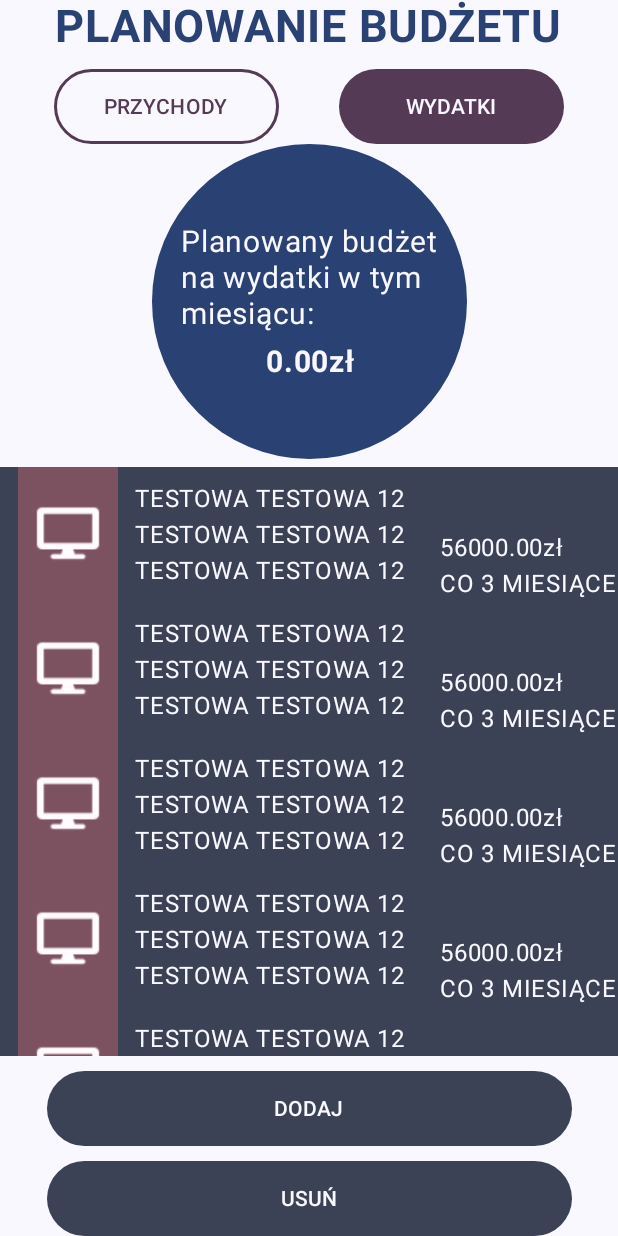
After one commit to xMrbar/AplikacjaAndroid, an Android app built with Jetpack Compose: the RevenuesPlanActivity screen opened directly, with no data from a screen before it, on a phone screen of 412 x 824 dp. The commit adds this screen. Run offline under Robolectric (Android 15) with nearby library versions, the phone set to English and light mode, and no system bars; libraries missing offline, so code that uses them is left out: com.google.android.gms.

Commit message:
Added RevenuesPlanActivity Added images .png

```diff
--- a/app/build.gradle.kts
+++ b/app/build.gradle.kts
@@ -66,6 +66,9 @@ dependencies {
     implementation(platform("androidx.compose:compose-bom:2023.03.00"))
     implementation(platform("androidx.compose:compose-bom:2023.03.00"))
     implementation(platform("androidx.compose:compose-bom:2023.03.00"))
+    implementation(platform("androidx.compose:compose-bom:2023.03.00"))
+    implementation("com.google.android.gms:play-services-wallet:19.2.1")
+    implementation(platform("androidx.compose:compose-bom:2023.03.00"))
     testImplementation("junit:junit:4.13.2")
     androidTestImplementation("androidx.test.ext:junit:1.1.5")
     androidTestImplementation("androidx.test.espresso:espresso-core:3.5.1")
@@ -76,6 +79,8 @@ dependencies {
     androidTestImplementation(platform("androidx.compose:compose-bom:2023.03.00"))
     androidTestImplementation(platform("androidx.compose:compose-bom:2023.03.00"))
     androidTestImplementation(platform("androidx.compose:compose-bom:2023.03.00"))
+    androidTestImplementation(platform("androidx.compose:compose-bom:2023.03.00"))
+    androidTestImplementation(platform("androidx.compose:compose-bom:2023.03.00"))
     debugImplementation("androidx.compose.ui:ui-tooling")
     debugImplementation("androidx.compose.ui:ui-test-manifest")
 }
--- a/app/src/main/java/com/example/aplikacjaandroid/MainMenuActivity.kt
+++ b/app/src/main/java/com/example/aplikacjaandroid/MainMenuActivity.kt
@@ -79,7 +79,7 @@ fun MainMenu(modifier : Modifier = Modifier, context: Context) {
                 .width(350.dp)
                 .height(50.dp),
             onClick = {
-                val intentButtonPBA = Intent(context, PlanowanieBudzetuActivity::class.java)
+                val intentButtonPBA = Intent(context, RevenuesPlanActivity::class.java)
                 context.startActivity(intentButtonPBA)
         }) {
             Text(stringResource(R.string.button2Text))
--- /dev/null
+++ b/app/src/main/java/com/example/aplikacjaandroid/RevenuesPlanActivity.kt
@@ -0,0 +1,264 @@
+package com.example.aplikacjaandroid
+
+import android.app.Activity
+import android.app.LauncherActivity
+import android.content.Context
+import android.content.Intent
+import android.os.Bundle
+import androidx.activity.ComponentActivity
+import androidx.activity.compose.setContent
+import androidx.compose.foundation.Image
+import androidx.compose.foundation.background
+import androidx.compose.foundation.border
+import androidx.compose.foundation.layout.Box
+import androidx.compose.foundation.layout.Column
+import androidx.compose.foundation.layout.Row
+import androidx.compose.foundation.layout.Spacer
+import androidx.compose.foundation.layout.fillMaxHeight
+import androidx.compose.foundation.layout.fillMaxSize
+import androidx.compose.foundation.layout.fillMaxWidth
+import androidx.compose.foundation.layout.height
+import androidx.compose.foundation.layout.offset
+import androidx.compose.foundation.layout.padding
+import androidx.compose.foundation.layout.size
+import androidx.compose.foundation.layout.width
+import androidx.compose.foundation.layout.wrapContentSize
+import androidx.compose.foundation.lazy.LazyColumn
+import androidx.compose.foundation.lazy.itemsIndexed
+import androidx.compose.foundation.shape.CircleShape
+import androidx.compose.material3.Button
+import androidx.compose.material3.ButtonDefaults
+import androidx.compose.material3.MaterialTheme
+import androidx.compose.material3.Surface
+import androidx.compose.material3.Text
+import androidx.compose.runtime.Composable
+import androidx.compose.ui.Alignment
+import androidx.compose.ui.Modifier
+import androidx.compose.ui.platform.LocalContext
+import androidx.compose.ui.res.painterResource
+import androidx.compose.ui.res.stringResource
+import androidx.compose.ui.text.font.FontWeight
+import androidx.compose.ui.tooling.preview.Preview
+import androidx.compose.ui.unit.IntOffset
+import androidx.compose.ui.unit.dp
+import androidx.compose.ui.unit.sp
+import com.example.aplikacjaandroid.ui.theme.AplikacjaAndroidTheme
+import com.google.android.gms.wallet.button.ButtonConstants
+
+class RevenuesPlanActivity : ComponentActivity() {
+    override fun onCreate(savedInstanceState: Bundle?) {
+        super.onCreate(savedInstanceState)
+        setContent {
+            AplikacjaAndroidTheme {
+                // A surface container using the 'background' color from the theme
+                Surface(
+                    modifier = Modifier.fillMaxSize(),
+                    color = MaterialTheme.colorScheme.background
+                ) {
+                    RevenuesPlanView()
+                }
+            }
+        }
+    }
+}
+
+@Composable
+fun RevenuesPlanView() {
+    RevenuesPlan(modifier = Modifier
+        .fillMaxSize()
+        .wrapContentSize(Alignment.Center), LocalContext.current)
+}
+
+@Composable
+fun RevenuesPlan(modifier : Modifier = Modifier, context: Context) {
+    val localActivity = (LocalContext.current as? Activity)
+    Column(modifier = modifier, horizontalAlignment = Alignment.CenterHorizontally){
+        Text(text = stringResource(R.string.PlanowanieBudzetu),
+            color = MaterialTheme.colorScheme.primary,
+            fontSize = 30.sp,
+            fontWeight = FontWeight.Bold
+        )
+        Spacer(modifier = Modifier.height(10.dp))
+        Row(){
+            Button(
+                modifier = Modifier
+                    .width(150.dp)
+                    .height(50.dp)
+                    .border(
+                        2.dp,
+                        MaterialTheme.colorScheme.tertiary,
+                        shape = MaterialTheme.shapes.extraLarge
+                    ),
+                onClick = {
+                    val intentButtonPBA = Intent(context, ExpensesPlanActivity::class.java)
+                    context.startActivity(intentButtonPBA)
+                    localActivity?.finish()
+                },
+                colors = ButtonDefaults.textButtonColors(MaterialTheme.colorScheme.background)
+                ) {
+                Text(
+                    text=stringResource(R.string.przychody),
+                    color=MaterialTheme.colorScheme.tertiary)
+            }
+            Spacer(modifier = Modifier.width(40.dp))
+            Button(
+                modifier = Modifier
+                    .width(150.dp)
+                    .height(50.dp),
+                onClick = {
+
+                },
+                colors = ButtonDefaults.textButtonColors(MaterialTheme.colorScheme.tertiary)) {
+                Text(
+                    stringResource(R.string.wydatki),
+                    color=MaterialTheme.colorScheme.background)
+            }
+        }
+        Spacer(modifier = Modifier.width(5.dp))
+        Box(
+            modifier = Modifier
+                .background(color = MaterialTheme.colorScheme.primary, shape = CircleShape)
+                .size(210.dp),
+            contentAlignment = Alignment.Center
+        ) {
+            Column(
+                modifier = modifier,
+                horizontalAlignment = Alignment.CenterHorizontally
+            ) {
+                Text(
+                    text = stringResource(id = R.string.planowanyBudzetWMiesiacu),
+                    color = MaterialTheme.colorScheme.background,
+                    fontSize = 20.sp,
+                )
+                Spacer(modifier = Modifier.height(8.dp))
+                Text(
+                    text = stringResource(id = R.string.planowanyBudzetWMiesiacu_kwota),
+                    color = MaterialTheme.colorScheme.background,
+                    fontSize = 20.sp,
+                    fontWeight = FontWeight.Bold
+                )
+            }
+        }
+        Spacer(modifier = Modifier.height(5.dp))
+        LazyColumn(
+            modifier = Modifier
+                .weight(1f)
+                .fillMaxWidth()
+        ) {
+            /*itemsIndexed(listItems) { index, listItem ->
+                ListItemView(listItem, index)
+            }*/
+            items(6) {
+                Test()
+            }
+        }
+        Spacer(modifier = Modifier.height(10.dp))
+        Button(
+            modifier = Modifier
+                .width(350.dp)
+                .height(50.dp),
+            onClick = {
+                TODO()
+            },
+            colors = ButtonDefaults.textButtonColors(MaterialTheme.colorScheme.secondary)
+            ) {
+            Text(stringResource(R.string.dodaj),
+                color=MaterialTheme.colorScheme.background)
+        }
+        Spacer(modifier = Modifier.height(10.dp))
+        Button(
+            modifier = Modifier
+                .width(350.dp)
+                .height(50.dp),
+            onClick = {
+                TODO()
+            },
+            colors = ButtonDefaults.textButtonColors(MaterialTheme.colorScheme.secondary)
+            ) {
+            Text(stringResource(R.string.usun),
+                color=MaterialTheme.colorScheme.background)
+        }
+    }
+}
+
+@Composable
+fun Test()
+{
+    Box(
+        modifier = Modifier
+            .fillMaxWidth()
+            .height(90.dp)
+            .background(MaterialTheme.colorScheme.secondary)
+    ) {
+        Row(
+            modifier = Modifier
+                .fillMaxSize(),
+            verticalAlignment = Alignment.CenterVertically
+        ) {
+            Image(
+                painter = painterResource(id = R.drawable.tv),
+                contentDescription = null,
+                modifier = Modifier
+                    .size(90.dp)
+            )
+            // Tekst
+            Text(
+                text = "TESTOWA TESTOWA 12\nTESTOWA TESTOWA 12\nTESTOWA TESTOWA 12",
+                color = MaterialTheme.colorScheme.background
+            )
+
+            Column(
+                modifier = Modifier
+                    .height(90.dp)
+                    .width(300.dp)
+                    .wrapContentSize(Alignment.BottomEnd)
+            ) {
+                Text(
+                    text = "56000.00zł",
+                    color = MaterialTheme.colorScheme.background,
+                )
+                Text(
+                    text = "CO 3 MIESIĄCE",
+                    color = MaterialTheme.colorScheme.background,
+                )
+            }
+        }
+    }
+}
+
+/*@Composable
+fun ListItemView(listItem: LauncherActivity.ListItem, index: Int) {
+    val backgroundColor = if (index % 2 == 0) {
+        MaterialTheme.colorScheme.background
+    } else {
+        MaterialTheme.colorScheme.secondary
+    }
+
+    val textColor = if (index % 2 == 0) {
+        MaterialTheme.colorScheme.secondary
+    } else {
+        MaterialTheme.colorScheme.background
+    }
+
+    Box(
+        modifier = Modifier
+            .fillMaxWidth()
+            .height(100.dp)
+            .background(backgroundColor)
+    ) {
+        Row(
+            modifier = Modifier
+                .fillMaxSize()
+                .padding(16.dp),
+            verticalAlignment = Alignment.CenterVertically
+        ) {
+            Image(
+                painter = painterResource(id = listItem.imageResource),
+                contentDescription = null
+            )
+            // Tekst
+            Text(listItem.text, color = Color.White, modifier = Modifier.padding(start = 16.dp))
+        }
+    }
+}
+*/
--- a/app/src/main/res/values/strings.xml
+++ b/app/src/main/res/values/strings.xml
@@ -12,7 +12,9 @@
     <string name="dodaj">DODAJ</string>
     <string name="usun">USUŃ</string>
     <string name="planowanyBudzetWMiesiacu">Planowany budżet\nna wydatki w tym\nmiesiącu:</string>
+    <string name="planowanyBudzetWMiesiacu_kwota">0.00zł</string>
     <string name="planowaneDochodyWMiesiacu">Planowane dochody\nw tym miesiacu:</string>
+    <string name="planowaneDochodyWMiesiacu_kwota">0.00zł</string>
     <string name="title_activity_welcome">WelcomeActivity</string>
     <string name="title_activity_main">MainActivity</string>
     <string name="title_activity_revenues_plan">RevenuesPlanActivity</string>
```
Also changed, not shown: app/src/main/AndroidManifest.xml (+10 -8 lines), app/src/main/java/com/example/aplikacjaandroid/ExpensesPlanActivity.kt (added, +46 -0 lines), app/src/main/java/com/example/aplikacjaandroid/MenuActivity.kt (deleted, +0 -36 lines), app/src/main/java/com/example/aplikacjaandroid/PlanowanieBudzetuActivity.kt (deleted, +0 -24 lines), app/src/main/java/com/example/aplikacjaandroid/PlanowanieBudzetuPrzychodyActivity.kt (deleted, +0 -24 lines), app/src/main/res/drawable/border_button.xml (deleted, +0 -11 lines), app/src/main/res/layout/activity_menu.xml (deleted, +0 -58 lines), app/src/main/res/layout/activity_planbudzetu.xml (deleted, +0 -98 lines), app/src/main/res/drawable/car.png (added), app/src/main/res/drawable/electricity.png (added), app/src/main/res/drawable/green.png (added), app/src/main/res/drawable/plane.png (added), app/src/main/res/drawable/png.png (added), app/src/main/res/drawable/shirt.png (added), 1 more files.
